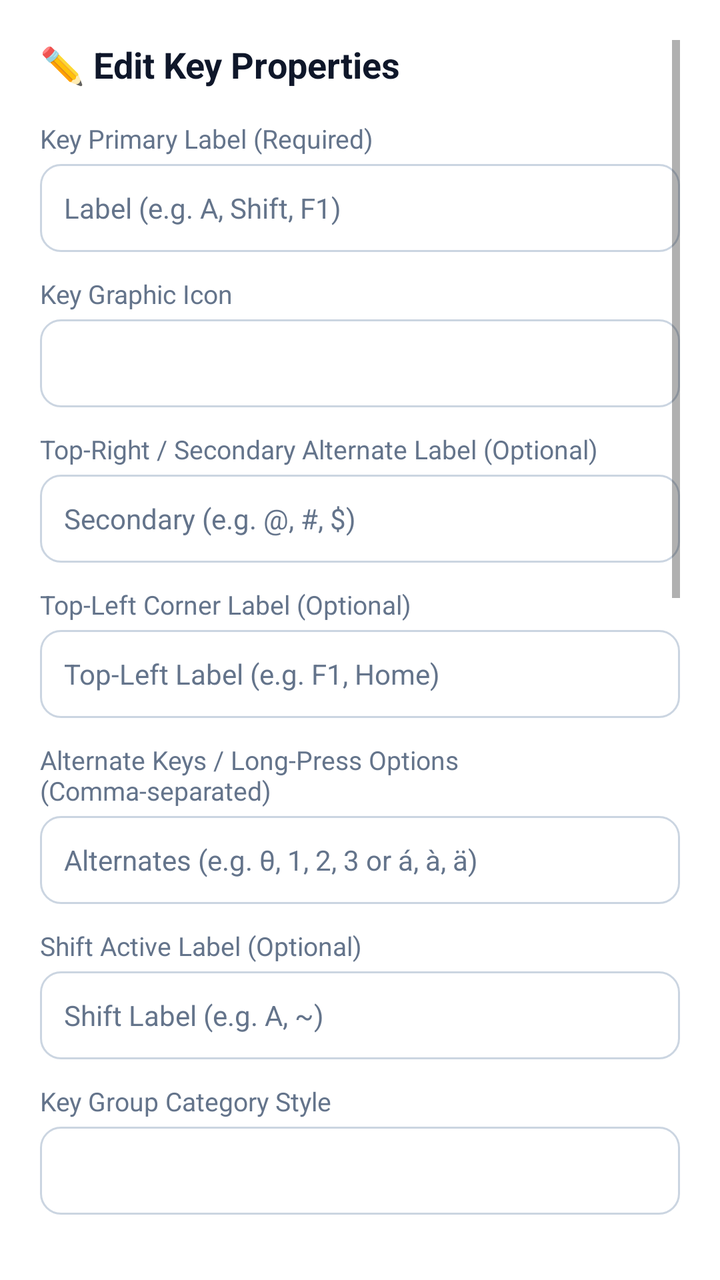
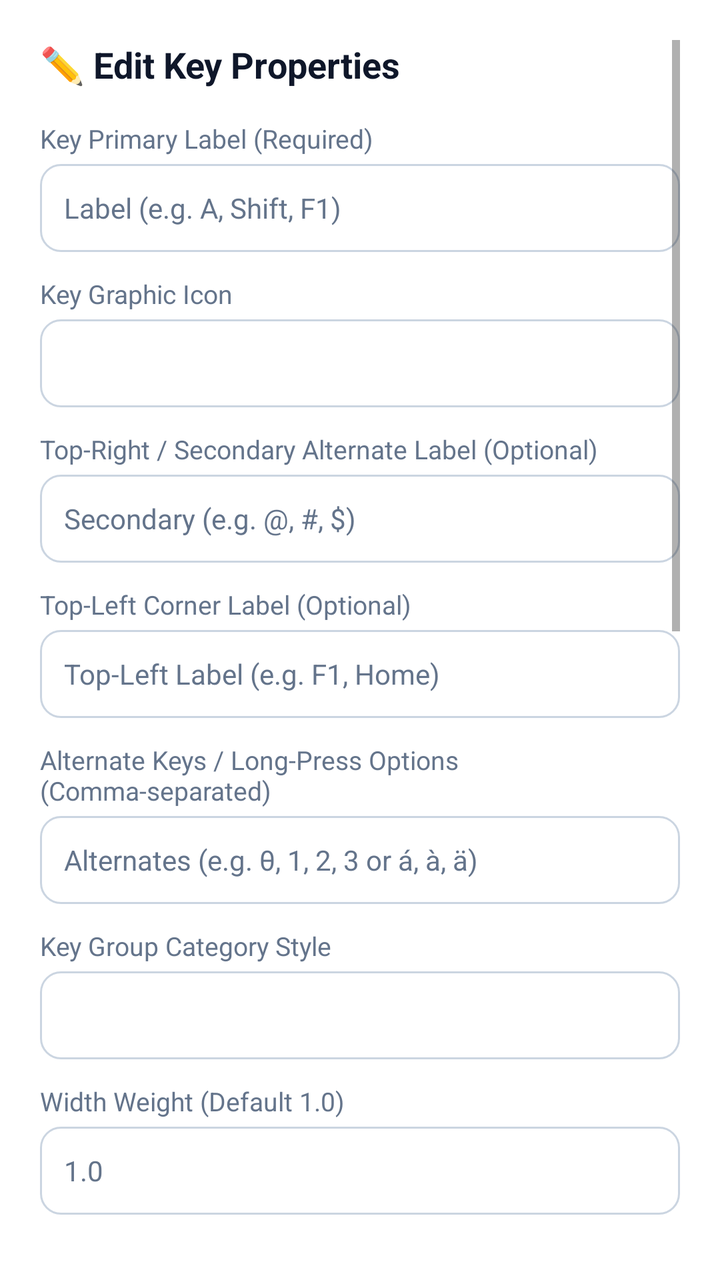

Before-and-after screenshots of an Android layout around one commit, followed by the original layout XML and the change that was made.
<!-- AndroidManifest.xml: application theme Theme.ProgrammerKeyboard -->
<!-- res/layout/dialog_edit_key.xml -->
<?xml version="1.0" encoding="utf-8"?>
<ScrollView xmlns:android="http://schemas.android.com/apk/res/android"
    android:layout_width="match_parent"
    android:layout_height="wrap_content"
    android:fillViewport="true"
    android:isScrollContainer="true"
    android:padding="20dp">

    <LinearLayout
        android:layout_width="match_parent"
        android:layout_height="wrap_content"
        android:orientation="vertical">

        <TextView
            android:layout_width="wrap_content"
            android:layout_height="wrap_content"
            android:text="✏️ Edit Key Properties"
            android:textColor="@color/settings_text_header"
            android:textSize="18sp"
            android:textStyle="bold"
            android:layout_marginBottom="16dp" />

        
        <TextView
            android:layout_width="wrap_content"
            android:layout_height="wrap_content"
            android:text="Key Primary Label (Required)"
            android:textColor="@color/settings_text_sub"
            android:textSize="13sp"
            android:layout_marginBottom="4dp" />

        <EditText
            android:id="@+id/etEditKeyPrimaryLabel"
            android:layout_width="match_parent"
            android:layout_height="44dp"
            android:background="@drawable/bg_spinner_card"
            android:hint="Label (e.g. A, Shift, F1)"
            android:textColorHint="#64748B"
            android:paddingStart="12dp"
            android:paddingEnd="12dp"
            android:textColor="@color/settings_text_header"
            android:textSize="14sp"
            android:layout_marginBottom="12dp" />

        
        <TextView
            android:layout_width="wrap_content"
            android:layout_height="wrap_content"
            android:text="Key Graphic Icon"
            android:textColor="@color/settings_text_sub"
            android:textSize="13sp"
            android:layout_marginBottom="4dp" />

        <Spinner
            android:id="@+id/spEditKeyIcon"
            android:layout_width="match_parent"
            android:layout_height="44dp"
            android:background="@drawable/bg_spinner_card"
            android:paddingStart="12dp"
            android:paddingEnd="12dp"
            android:layout_marginBottom="12dp" />

        
        <TextView
            android:layout_width="wrap_content"
            android:layout_height="wrap_content"
            android:text="Top-Right / Secondary Alternate Label (Optional)"
            android:textColor="@color/settings_text_sub"
            android:textSize="13sp"
            android:layout_marginBottom="4dp" />

        <EditText
            android:id="@+id/etEditKeySecondaryLabel"
            android:layout_width="match_parent"
            android:layout_height="44dp"
            android:background="@drawable/bg_spinner_card"
            android:hint="Secondary (e.g. @, #, $)"
            android:textColorHint="#64748B"
            android:paddingStart="12dp"
            android:paddingEnd="12dp"
            android:textColor="@color/settings_text_header"
            android:textSize="14sp"
            android:layout_marginBottom="12dp" />

        
        <TextView
            android:layout_width="wrap_content"
            android:layout_height="wrap_content"
            android:text="Top-Left Corner Label (Optional)"
            android:textColor="@color/settings_text_sub"
            android:textSize="13sp"
            android:layout_marginBottom="4dp" />

        <EditText
            android:id="@+id/etEditKeyTopLeftLabel"
            android:layout_width="match_parent"
            android:layout_height="44dp"
            android:background="@drawable/bg_spinner_card"
            android:hint="Top-Left Label (e.g. F1, Home)"
            android:textColorHint="#64748B"
            android:paddingStart="12dp"
            android:paddingEnd="12dp"
            android:textColor="@color/settings_text_header"
            android:textSize="14sp"
            android:layout_marginBottom="12dp" />

        
        <TextView
            android:layout_width="wrap_content"
            android:layout_height="wrap_content"
            android:text="Alternate Keys / Long-Press Options (Comma-separated)"
            android:textColor="@color/settings_text_sub"
            android:textSize="13sp"
            android:layout_marginBottom="4dp" />

        <EditText
            android:id="@+id/etEditKeyAlternates"
            android:layout_width="match_parent"
            android:layout_height="wrap_content"
            android:minHeight="44dp"
            android:background="@drawable/bg_spinner_card"
            android:hint="Alternates (e.g. θ, 1, 2, 3 or á, à, ä)"
            android:textColorHint="#64748B"
            android:paddingStart="12dp"
            android:paddingEnd="12dp"
            android:paddingTop="8dp"
            android:paddingBottom="8dp"
            android:textColor="@color/settings_text_header"
            android:textSize="14sp"
            android:layout_marginBottom="12dp" />

        
        <TextView
            android:layout_width="wrap_content"
            android:layout_height="wrap_content"
            android:text="Shift Active Label (Optional)"
            android:textColor="@color/settings_text_sub"
            android:textSize="13sp"
            android:layout_marginBottom="4dp" />

        <EditText
            android:id="@+id/etEditKeyShiftLabel"
            android:layout_width="match_parent"
            android:layout_height="44dp"
            android:background="@drawable/bg_spinner_card"
            android:hint="Shift Label (e.g. A, ~)"
            android:textColorHint="#64748B"
            android:paddingStart="12dp"
            android:paddingEnd="12dp"
            android:textColor="@color/settings_text_header"
            android:textSize="14sp"
            android:layout_marginBottom="12dp" />

        
        <TextView
            android:layout_width="wrap_content"
            android:layout_height="wrap_content"
            android:text="Key Group Category Style"
            android:textColor="@color/settings_text_sub"
            android:textSize="13sp"
            android:layout_marginBottom="4dp" />

        <Spinner
            android:id="@+id/spEditKeyCategoryStyle"
            android:layout_width="match_parent"
            android:layout_height="44dp"
            android:background="@drawable/bg_spinner_card"
            android:paddingStart="12dp"
            android:paddingEnd="12dp"
            android:layout_marginBottom="12dp" />

        
        <TextView
            android:layout_width="wrap_content"
            android:layout_height="wrap_content"
            android:text="Width Weight (Default 1.0)"
            android:textColor="@color/settings_text_sub"
            android:textSize="13sp"
            android:layout_marginBottom="4dp" />

        <EditText
            android:id="@+id/etEditKeyWidthWeight"
            android:layout_width="match_parent"
            android:layout_height="44dp"
            android:background="@drawable/bg_spinner_card"
            android:hint="1.0"
            android:textColorHint="#64748B"
            android:inputType="numberDecimal"
            android:paddingStart="12dp"
            android:paddingEnd="12dp"
            android:textColor="@color/settings_text_header"
            android:textSize="14sp"
            android:layout_marginBottom="12dp" />

        <CheckBox
            android:id="@+id/cbEditKeyIsSpacer"
            android:layout_width="wrap_content"
            android:layout_height="wrap_content"
            android:text="Blank Spacer Gap (Invisible in keyboard)"
            android:textColor="#38BDF8"
            android:textSize="13sp"
            android:layout_marginBottom="16dp" />

        
        <View
            android:layout_width="match_parent"
            android:layout_height="1dp"
            android:background="@color/settings_divider"
            android:layout_marginBottom="16dp" />

        <TextView
            android:layout_width="wrap_content"
            android:layout_height="wrap_content"
            android:text="⚡ Access Method Key Actions"
            android:textColor="@color/key_text_primary"
            android:textSize="15sp"
            android:textStyle="bold"
            android:layout_marginBottom="12dp" />

        
        <TextView
            android:layout_width="wrap_content"
            android:layout_height="wrap_content"
            android:text="1. On Tap / Press Action"
            android:textColor="#38BDF8"
            android:textSize="13sp"
            android:textStyle="bold"
            android:layout_marginBottom="4dp" />

        <Spinner
            android:id="@+id/spEditKeyActionType"
            android:layout_width="match_parent"
            android:layout_height="44dp"
            android:background="@drawable/bg_spinner_card"
            android:paddingStart="12dp"
            android:paddingEnd="12dp"
            android:layout_marginBottom="4dp" />

        <Spinner
            android:id="@+id/spEditKeyActionParamSelect"
            android:layout_width="match_parent"
            android:layout_height="44dp"
            android:background="@drawable/bg_spinner_card"
            android:paddingStart="12dp"
            android:paddingEnd="12dp"
            android:visibility="gone"
            android:layout_marginBottom="4dp" />

        <EditText
            android:id="@+id/etEditKeyActionParam"
            android:layout_width="match_parent"
            android:layout_height="44dp"
            android:background="@drawable/bg_spinner_card"
            android:hint="Parameter (e.g. text string or keycode)"
            android:textColorHint="#64748B"
            android:paddingStart="12dp"
            android:paddingEnd="12dp"
            android:textColor="@color/settings_text_header"
            android:textSize="14sp"
            android:layout_marginBottom="16dp" />

        
        <TextView
            android:layout_width="wrap_content"
            android:layout_height="wrap_content"
            android:text="2. On Long Press Action"
            android:textColor="#38BDF8"
            android:textSize="13sp"
            android:textStyle="bold"
            android:layout_marginBottom="4dp" />

        <Spinner
            android:id="@+id/spEditKeyLongPressType"
            android:layout_width="match_parent"
            android:layout_height="44dp"
            android:background="@drawable/bg_spinner_card"
            android:paddingStart="12dp"
            android:paddingEnd="12dp"
            android:layout_marginBottom="4dp" />

        <Spinner
            android:id="@+id/spEditKeyLongPressParamSelect"
            android:layout_width="match_parent"
            android:layout_height="44dp"
            android:background="@drawable/bg_spinner_card"
            android:paddingStart="12dp"
            android:paddingEnd="12dp"
            android:visibility="gone"
            android:layout_marginBottom="4dp" />

        <EditText
            android:id="@+id/etEditKeyLongPressParam"
            android:layout_width="match_parent"
            android:layout_height="44dp"
            android:background="@drawable/bg_spinner_card"
            android:hint="Parameter (e.g. repeat keycode, layout name, text)"
            android:textColorHint="#64748B"
            android:paddingStart="12dp"
            android:paddingEnd="12dp"
            android:textColor="@color/settings_text_header"
            android:textSize="14sp"
            android:layout_marginBottom="16dp" />

        
        <TextView
            android:layout_width="wrap_content"
            android:layout_height="wrap_content"
            android:text="3. On Swipe Up Action"
            android:textColor="#38BDF8"
            android:textSize="13sp"
            android:textStyle="bold"
            android:layout_marginBottom="4dp" />

        <Spinner
            android:id="@+id/spEditKeySwipeUpType"
            android:layout_width="match_parent"
            android:layout_height="44dp"
            android:background="@drawable/bg_spinner_card"
            android:paddingStart="12dp"
            android:paddingEnd="12dp"
            android:layout_marginBottom="4dp" />

        <Spinner
            android:id="@+id/spEditKeySwipeUpParamSelect"
            android:layout_width="match_parent"
            android:layout_height="44dp"
            android:background="@drawable/bg_spinner_card"
            android:paddingStart="12dp"
            android:paddingEnd="12dp"
            android:visibility="gone"
            android:layout_marginBottom="4dp" />

        <EditText
            android:id="@+id/etEditKeySwipeUpParam"
            android:layout_width="match_parent"
            android:layout_height="44dp"
            android:background="@drawable/bg_spinner_card"
            android:hint="Parameter (e.g. text character, keycode)"
            android:textColorHint="#64748B"
            android:paddingStart="12dp"
            android:paddingEnd="12dp"
            android:textColor="@color/settings_text_header"
            android:textSize="14sp"
            android:layout_marginBottom="16dp" />

        
        <TextView
            android:layout_width="wrap_content"
            android:layout_height="wrap_content"
            android:text="4. On Swipe Down Action"
            android:textColor="#38BDF8"
            android:textSize="13sp"
            android:textStyle="bold"
            android:layout_marginBottom="4dp" />

        <Spinner
            android:id="@+id/spEditKeySwipeDownType"
            android:layout_width="match_parent"
            android:layout_height="44dp"
            android:background="@drawable/bg_spinner_card"
            android:paddingStart="12dp"
            android:paddingEnd="12dp"
            android:layout_marginBottom="4dp" />

        <Spinner
            android:id="@+id/spEditKeySwipeDownParamSelect"
            android:layout_width="match_parent"
            android:layout_height="44dp"
            android:background="@drawable/bg_spinner_card"
            android:paddingStart="12dp"
            android:paddingEnd="12dp"
            android:visibility="gone"
            android:layout_marginBottom="4dp" />

        <EditText
            android:id="@+id/etEditKeySwipeDownParam"
            android:layout_width="match_parent"
            android:layout_height="44dp"
            android:background="@drawable/bg_spinner_card"
            android:hint="Parameter (e.g. text character, keycode)"
            android:textColorHint="#64748B"
            android:paddingStart="12dp"
            android:paddingEnd="12dp"
            android:textColor="@color/settings_text_header"
            android:textSize="14sp"
            android:layout_marginBottom="20dp" />

        
        <Button
            android:id="@+id/btnDeleteKey"
            android:layout_width="match_parent"
            android:layout_height="44dp"
            android:backgroundTint="#7F1D1D"
            android:text="🗑️ Delete Key from Layout"
            android:textColor="#FFFFFF"
            android:textSize="13sp"
            android:textStyle="bold" />

    </LinearLayout>
</ScrollView>
<!-- resources referenced by this layout -->
<resources>
  <color name="key_text_primary">#0F172A</color>
  <color name="settings_divider">#E2E8F0</color>
  <color name="settings_text_header">#0F172A</color>
  <color name="settings_text_sub">#64748B</color>
  <!-- drawable bg_spinner_card (drawable) -->
  <?xml version="1.0" encoding="utf-8"?>
  <shape xmlns:android="http://schemas.android.com/apk/res/android"
      android:shape="rectangle">
      <solid android:color="@color/settings_card_bg" />
      <corners android:radius="10dp" />
      <stroke
          android:width="1dp"
          android:color="@color/settings_card_border" />
  </shape>
  <style name="Theme.ProgrammerKeyboard" parent="Theme.MaterialComponents.DayNight.NoActionBar">
          <item name="colorPrimary">#38BDF8</item>
          <item name="colorPrimaryVariant">#0284C7</item>
          <item name="colorOnPrimary">#0F172A</item>
          <item name="android:statusBarColor">#12141C</item>
          <item name="android:navigationBarColor">#12141C</item>
      </style>
  <color name="settings_card_bg">#FFFFFF</color>
  <color name="settings_card_border">#CBD5E1</color>
</resources>

<!-- the commit's change to res/layout/dialog_edit_key.xml (unified diff, before → after) -->
@@ -133,28 +133,6 @@
         <TextView
             android:layout_width="wrap_content"
             android:layout_height="wrap_content"
-            android:text="Shift Active Label (Optional)"
-            android:textColor="@color/settings_text_sub"
-            android:textSize="13sp"
-            android:layout_marginBottom="4dp" />
-
-        <EditText
-            android:id="@+id/etEditKeyShiftLabel"
-            android:layout_width="match_parent"
-            android:layout_height="44dp"
-            android:background="@drawable/bg_spinner_card"
-            android:hint="Shift Label (e.g. A, ~)"
-            android:textColorHint="#64748B"
-            android:paddingStart="12dp"
-            android:paddingEnd="12dp"
-            android:textColor="@color/settings_text_header"
-            android:textSize="14sp"
-            android:layout_marginBottom="12dp" />
-
-        
-        <TextView
-            android:layout_width="wrap_content"
-            android:layout_height="wrap_content"
             android:text="Key Group Category Style"
             android:textColor="@color/settings_text_sub"
             android:textSize="13sp"
